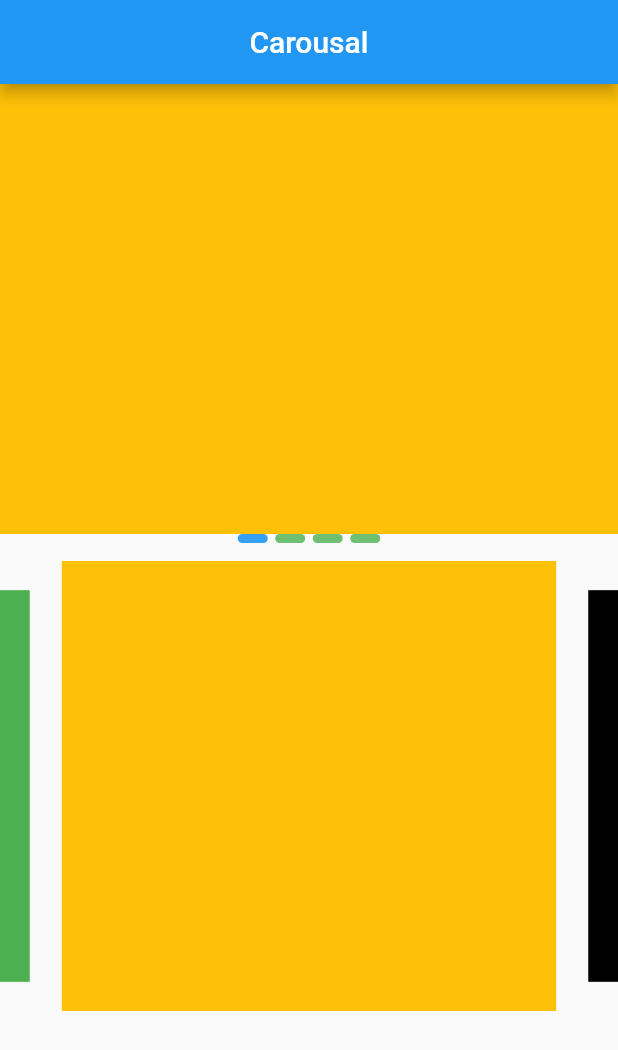
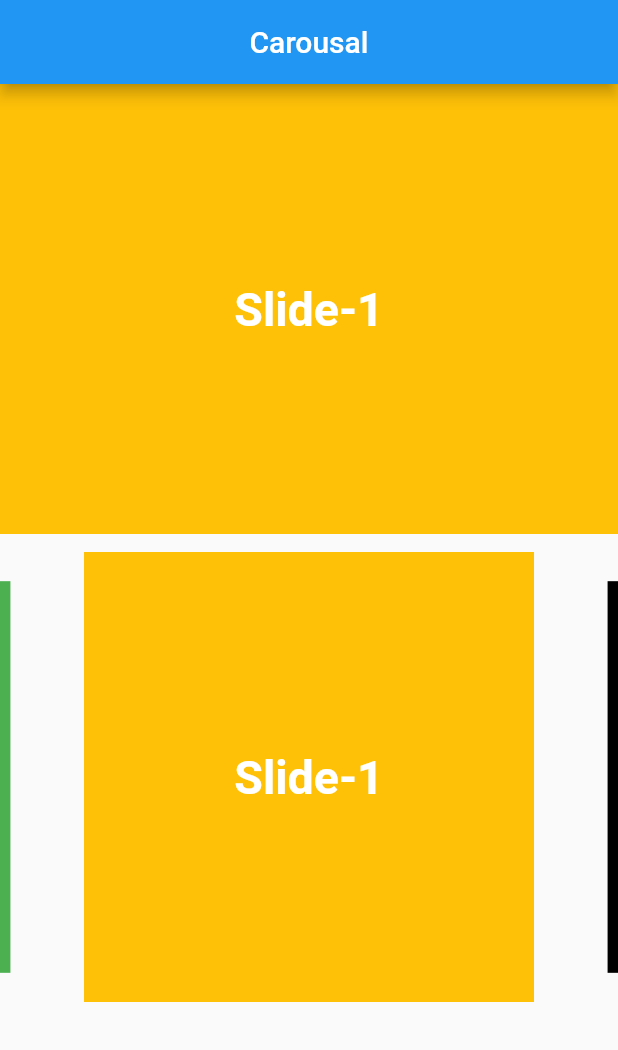
Before and after one commit to tech-aziz/Queue-solutions-BD-Projects, a Flutter app: the screen it shows after launch, on a phone screen of 412 x 824 dp. Shown: the top 1050 px of the screen. Run offline on Flutter 3.47's test engine with Material 2 defaults, Android fonts, the phone set to English and light mode, and no system bars; drawn by our look-alikes of carousel_indicator, carousel_slider.

```diff
--- a/lib/class1/carousal_practice.dart
+++ b/lib/class_lessons/carousal_practice.dart
@@ -12,10 +12,50 @@ class CarousalPractice extends StatefulWidget {
 class _CarousalPracticeState extends State<CarousalPractice> {
   int pageIndex = 0;
   List<Widget> _demo = [
-    Container(height: 300, color: Colors.amber),
-    Container(height: 300, color: Colors.black),
-    Container(height: 300, color: Colors.blue),
-    Container(height: 300, color: Colors.green),
+    Container(
+      height: 300,
+      width: 300,
+      color: Colors.amber,
+      child: Center(
+          child: Text(
+        'Slide-1',
+        style: TextStyle(
+            fontSize: 31, fontWeight: FontWeight.bold, color: Colors.white),
+      )),
+    ),
+    Container(
+      height: 300,
+      width: 300,
+      color: Colors.black,
+      child: Center(
+          child: Text(
+        'Slide-2',
+        style: TextStyle(
+            fontSize: 31, fontWeight: FontWeight.bold, color: Colors.white),
+      )),
+    ),
+    Container(
+      height: 300,
+      width: 300,
+      color: Colors.blue,
+      child: Center(
+          child: Text(
+        'Slide-3',
+        style: TextStyle(
+            fontSize: 31, fontWeight: FontWeight.bold, color: Colors.white),
+      )),
+    ),
+    Container(
+      height: 300,
+      width: 300,
+      color: Colors.green,
+      child: Center(
+          child: Text(
+        'Slide-4',
+        style: TextStyle(
+            fontSize: 31, fontWeight: FontWeight.bold, color: Colors.white),
+      )),
+    ),
   ];
   @override
   Widget build(BuildContext context) {
@@ -41,13 +81,13 @@ class _CarousalPracticeState extends State<CarousalPractice> {
               },
             ),
           ),
-          CarouselIndicator(
-            color: Colors.green.withOpacity(.8),
-            activeColor: Colors.blue.withOpacity(0.9),
-            count: _demo.length,
-            index: pageIndex,
-            animationDuration: 50,
-          ),
+          // CarouselIndicator(
+          //   color: Colors.green.withOpacity(.8),
+          //   activeColor: Colors.blue.withOpacity(0.9),
+          //   count: _demo.length,
+          //   index: pageIndex,
+          //   animationDuration: 50,
+          // ),
           SizedBox(
             height: 12,
           ),
--- a/lib/main.dart
+++ b/lib/main.dart
@@ -1,5 +1,5 @@
 import 'package:flutter/material.dart';
-import 'package:project1/class1/carousal_practice.dart';
+import 'package:project1/class_lessons/carousal_practice.dart';
 import 'package:project1/screens/home.dart';
 
 void main() {
```
Also changed, not shown: lib/class1/practice.dart (deleted, +0 -57 lines), lib/class_lessons/class1_2.dart (added, +199 -0 lines), lib/class_lessons/class3.dart (added, +56 -0 lines).
